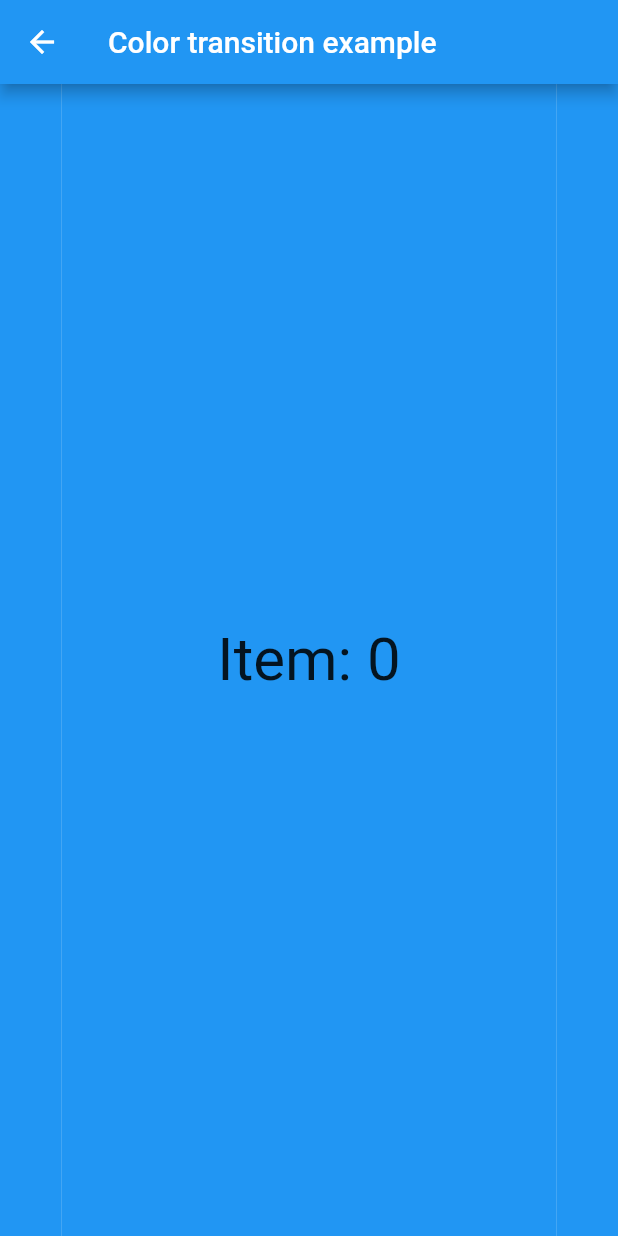
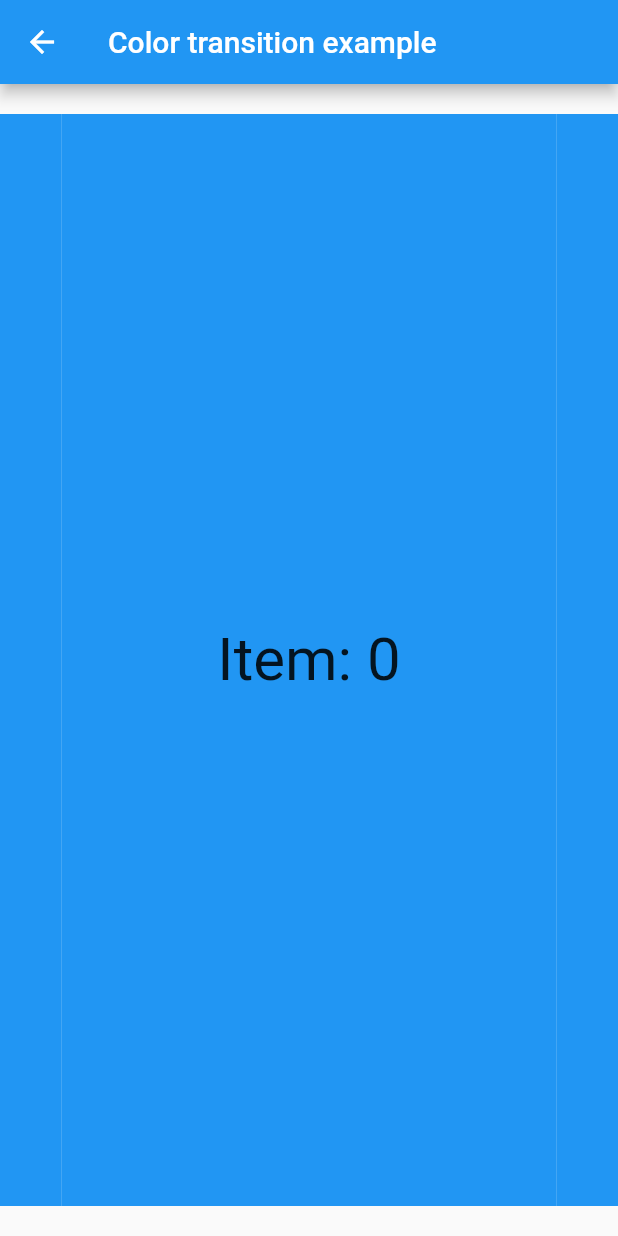
Before and after one commit to adbonnin/flutter_carousel, a Flutter app: the screen it shows after launch, after a tap on "Color transition example", on a phone screen of 412 x 824 dp. Run offline on Flutter 3.47's test engine with Material 2 defaults, Android fonts, the phone set to English and light mode, and no system bars.

Commit message:
:recycle: Refactoring of the example app

```diff
--- /dev/null
+++ b/example/lib/example.dart
@@ -0,0 +1,72 @@
+import 'package:flutter/material.dart';
+import 'package:flutter/widgets.dart';
+
+class Example {
+  final String title;
+  final IconData icon;
+  final String route;
+  final ExampleWidgetBuilder itemBuilder;
+
+  Example({
+    required this.title,
+    required this.icon,
+    required this.route,
+    required this.itemBuilder,
+  });
+}
+
+typedef ExampleWidgetBuilder = Widget Function(BuildContext context, Example example);
+
+class ExampleView extends StatelessWidget {
+  ExampleView(
+    this.example, {
+    required this.body,
+    this.options,
+  });
+
+  final Example example;
+  final Widget body;
+  final Widget? options;
+
+  @override
+  Widget build(BuildContext context) {
+    final Widget effectiveBody;
+    final Widget? effectiveBottomBar;
+
+    if (MediaQuery.of(context).size.width < 1199) {
+      effectiveBody = body;
+      effectiveBottomBar = options == null
+          ? null
+          : Padding(
+              padding: EdgeInsets.fromLTRB(20, 0, 0, 10),
+              child: options,
+            );
+    }
+    else {
+      final List<Widget> children = [Expanded(child: body)];
+
+      if (options != null) {
+        children.add(
+          Container(
+            width: 400,
+            child: Drawer(
+              child: Padding(
+                padding: EdgeInsets.fromLTRB(20, 10, 0, 10),
+                child: options,
+              ),
+            ),
+          ),
+        );
+      }
+
+      effectiveBody = Row(children: children);
+      effectiveBottomBar = null;
+    }
+
+    return Scaffold(
+      appBar: AppBar(title: Text(example.title)),
+      body: effectiveBody,
+      bottomNavigationBar: effectiveBottomBar,
+    );
+  }
+}
--- a/example/lib/examples/color_transition_example.dart
+++ b/example/lib/examples/color_transition_example.dart
@@ -1,17 +1,28 @@
+import 'package:adbonnin_flutter_carousel/adbonnin_flutter_carousel.dart';
+import 'package:example/example.dart';
+import 'package:example/item.dart';
 import 'package:flutter/material.dart';
 import 'package:flutter/widgets.dart';
-import 'package:adbonnin_flutter_carousel/adbonnin_flutter_carousel.dart';
-import 'package:example/items.dart';
 
 class ColorTransitionExample extends StatelessWidget {
+  final Example example;
+
+  ColorTransitionExample(
+    this.example,
+  );
+
   @override
   Widget build(BuildContext context) {
     final itemCount = 4;
-    return Carousel.builder(
-      itemBuilder: (context, index) => Item(index),
-      itemCount: itemCount,
-      transitionBuilder: CarouselTransitions.color(
-        colors: ColorItem.colors
+    return ExampleView(
+      example,
+      body: Padding(
+        padding: EdgeInsets.symmetric(vertical: 20),
+        child: Carousel.builder(
+          itemBuilder: (context, index) => Item(index),
+          itemCount: itemCount,
+          transitionBuilder: CarouselTransitions.color(colors: ColorItem.colors),
+        ),
       ),
     );
   }
--- a/example/lib/items.dart
+++ b/example/lib/item.dart
@@ -1,9 +1,9 @@
 import 'package:flutter/material.dart';
 
 class Item extends StatelessWidget {
+  Item(this.index);
+
   final int index;
-
-  Item(this.index);
 
   @override
   Widget build(BuildContext context) {
--- a/example/lib/main.dart
+++ b/example/lib/main.dart
@@ -1,3 +1,4 @@
+import 'package:example/example.dart';
 import 'package:example/examples/basic_example.dart';
 import 'package:example/examples/builder_example.dart';
 import 'package:example/examples/color_transition_example.dart';
@@ -9,14 +10,54 @@ import 'package:example/examples/vertical_example.dart';
 import 'package:flutter/material.dart';
 
 final examples = [
-  Example('Basic example', Icons.eco, '/basic', (context) => BasicExample()),
-  Example('Builder example', Icons.eco, '/builder', (context) => BuilderExample()),
-  Example('Vertical example', Icons.eco, '/vertical', (context) => VerticalExample()),
-  Example('Scale transition example', Icons.refresh, '/scale-transition', (context) => ScaleTransitionExample()),
-  Example('Linear transition example', Icons.refresh, '/linear-transition', (context) => LinearTransitionExample()),
-  Example('Cube transition example', Icons.refresh, '/cube-transition', (context) => CubeTransitionExample()),
-  Example('Color transition example', Icons.refresh, '/color-transition', (context) => ColorTransitionExample()),
-  Example('Compose transition example', Icons.refresh, '/compose-transition', (context) => ComposeTransitionExample()),
+  Example(
+    title: 'Basic example',
+    icon: Icons.eco,
+    route: '/basic',
+    itemBuilder: (context, example) => BasicExample(example),
+  ),
+  Example(
+    title: 'Builder example',
+    icon: Icons.eco,
+    route: '/builder',
+    itemBuilder: (context, example) => BuilderExample(example),
+  ),
+  Example(
+    title: 'Vertical example',
+    icon: Icons.eco,
+    route: '/vertical',
+    itemBuilder: (context, example) => VerticalExample(example),
+  ),
+  Example(
+    title: 'Scale transition example',
+    icon: Icons.refresh,
+    route: '/scale-transition',
+    itemBuilder: (context, example) => ScaleTransitionExample(example),
+  ),
+  Example(
+    title: 'Linear transition example',
+    icon: Icons.refresh,
+    route: '/linear-transition',
+    itemBuilder: (context, example) => LinearTransitionExample(example),
+  ),
+  Example(
+    title: 'Cube transition example',
+    icon: Icons.refresh,
+    route: '/cube-transition',
+    itemBuilder: (context, example) => CubeTransitionExample(example),
+  ),
+  Example(
+    title: 'Color transition example',
+    icon: Icons.refresh,
+    route: '/color-transition',
+    itemBuilder: (context, example) => ColorTransitionExample(example),
+  ),
+  Example(
+    title: 'Compose transition example',
+    icon: Icons.refresh,
+    route: '/compose-transition',
+    itemBuilder: (context, example) => ComposeTransitionExample(example),
+  ),
 ];
 
 void main() => runApp(CarouselExample(examples));
@@ -24,20 +65,17 @@ void main() => runApp(CarouselExample(examples));
 class CarouselExample extends StatelessWidget {
   final List<Example> examples;
 
-  CarouselExample(this.examples);
+  CarouselExample(
+    this.examples, {
+    Key? key,
+  }) : super(key: key);
 
   @override
   Widget build(BuildContext context) {
-
     MapEntry<String, WidgetBuilder> entry(int index, Example example) {
       return MapEntry(
         example.route,
-        (context) {
-          return Scaffold(
-            appBar: AppBar(title: Text(example.title)),
-            body: Container(child: example.itemBuilder(context)),
-          );
-        },
+        (context) => example.itemBuilder(context, example),
       );
     }
 
@@ -54,20 +92,21 @@ class CarouselExample extends StatelessWidget {
 class HomePage extends StatelessWidget {
   final List<Example> examples;
 
-  HomePage(this.examples);
+  HomePage(
+    this.examples, {
+    Key? key,
+  }) : super(key: key);
 
   @override
   Widget build(BuildContext context) {
-    ListTile listTile(Example example) {
-      return ListTile(
-        title: Row(
-          children: [
-            Icon(example.icon, color: Colors.black,),
-            Container(width: 10,),
-            Text(example.title),
-          ],
+    Widget listTile(Example example) {
+      return Card(
+        child: ListTile(
+          leading: Icon(example.icon, color: Theme.of(context).primaryColor),
+          title: Text(example.title),
+          trailing: Icon(Icons.chevron_right),
+          onTap: () => Navigator.pushNamed(context, example.route),
         ),
-        onTap: () => Navigator.pushNamed(context, example.route),
       );
     }
 
@@ -79,12 +118,3 @@ class HomePage extends StatelessWidget {
     );
   }
 }
-
-class Example {
-  final String title;
-  final IconData icon;
-  final String route;
-  final WidgetBuilder itemBuilder;
-
-  Example(this.title, this.icon, this.route, this.itemBuilder);
-}
```
Also changed, not shown: example/lib/examples/basic_example.dart (+15 -4 lines), example/lib/examples/builder_example.dart (+18 -7 lines), example/lib/examples/compose_transition_example.dart (+13 -3 lines), example/lib/examples/cube_transition_example.dart (+21 -8 lines), example/lib/examples/linear_transition_example.dart (+19 -6 lines), example/lib/examples/scale_transition_example.dart (+13 -17 lines), example/lib/examples/vertical_example.dart (+18 -8 lines).
